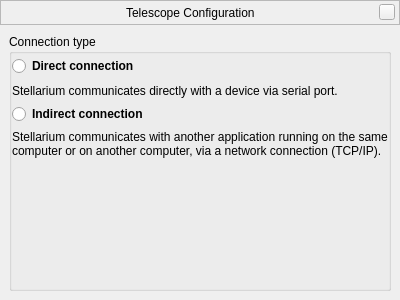
The window that plugins/TelescopeControl/src/gui/telescopePropertiesWindow.ui (AlBannaTechno/stellarium) describes before a commit, drawn with Qt 5.
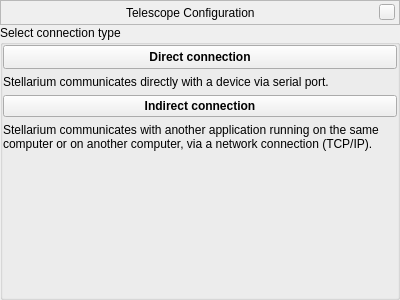
The same window after the commit. Custom widgets are drawn as their Qt base class.

Commit message: TelescopePropertiesWindow: fixed the GUI for selection of connection type

What changed in the file:
```diff
--- a/plugins/TelescopeControl/src/gui/telescopePropertiesWindow.ui
+++ b/plugins/TelescopeControl/src/gui/telescopePropertiesWindow.ui
@@ -118,6 +118,12 @@
     <widget class="QStackedWidget" name="stackedWidget">
      <widget class="QWidget" name="pageType">
       <layout class="QVBoxLayout" name="verticalLayout_10">
+       <property name="spacing">
+        <number>0</number>
+       </property>
+       <property name="margin">
+        <number>0</number>
+       </property>
        <item>
         <widget class="QGroupBox" name="groupBoxConnectionType">
          <property name="sizePolicy">
@@ -127,7 +133,7 @@
           </sizepolicy>
          </property>
          <property name="title">
-          <string>Connection type</string>
+          <string>Select connection type</string>
          </property>
          <layout class="QVBoxLayout" name="verticalLayoutConnectionType">
           <property name="spacing">
@@ -137,7 +143,7 @@
            <number>0</number>
           </property>
           <item>
-           <widget class="QRadioButton" name="radioButtonDirectConnection">
+           <widget class="QPushButton" name="pushButtonDirectConnection">
             <property name="sizePolicy">
              <sizepolicy hsizetype="Expanding" vsizetype="Fixed">
               <horstretch>0</horstretch>
@@ -175,7 +181,7 @@
            </widget>
           </item>
           <item>
-           <widget class="QRadioButton" name="radioButtonIndirectConnection">
+           <widget class="QPushButton" name="pushButtonIndirectConnection">
             <property name="font">
              <font>
               <weight>75</weight>
```
Left out of the diff: 4 changed lines with no effect on the pictures. The commit also changes 2 other files.
